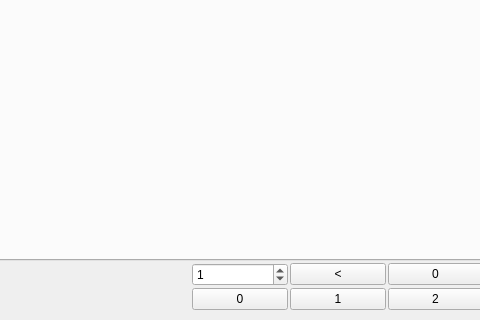
This is sofa/gui/qt/GUI.ui in InSimo/ISSofaGUI as Qt 5 draws it before an edit; both pictures show x 209 to 689 and y 280 to 600 of the 800 by 600 pixel window. The edited form follows.
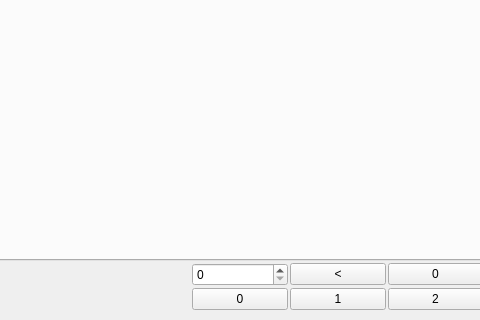
This is the edited form. Icons and pictures are not drawn. Custom widgets are drawn as their Qt base class.

Commit message:
[ISSofaGUI] Fix crash when maxBuffer is set to 0
Also make this the default instead of always copying the last frame with
maxBuffer set to 1.

The edit to the form file:
```diff
--- a/sofa/gui/qt/GUI.ui
+++ b/sofa/gui/qt/GUI.ui
@@ -647,7 +647,7 @@
                <number>49</number>
               </property>
               <property name="value">
-               <number>1</number>
+               <number>0</number>
               </property>
              </widget>
             </item>
```
The commit also changes 2 other files.
